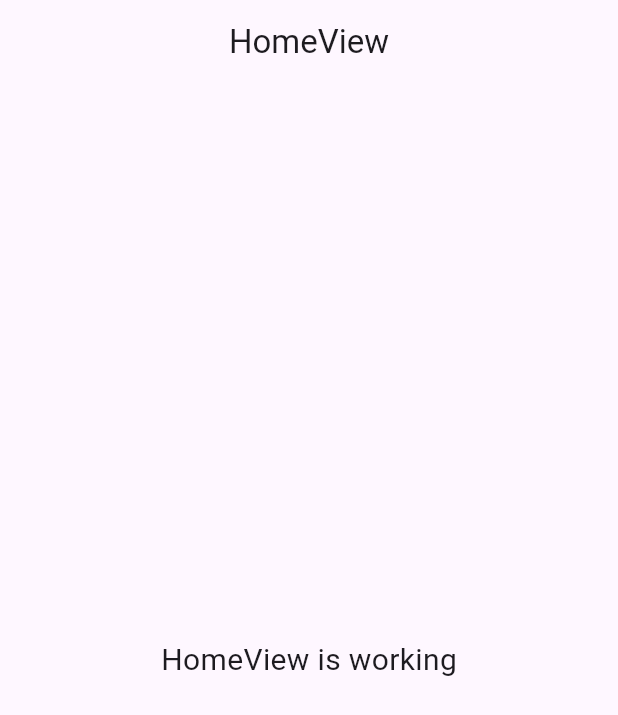
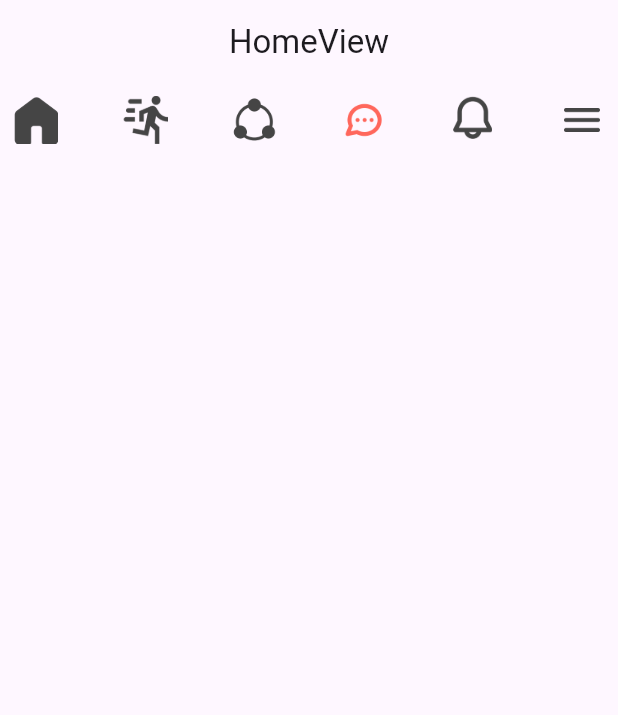
Before and after one commit to NafimAhmed/soulee-test, a Flutter app: the screen it shows after launch, on a phone screen of 412 x 824 dp. Shown: the top 715 px of the screen. Run offline on Flutter 3.47's test engine with Material 3 defaults, Android fonts, the phone set to English and light mode, and no system bars; our stand-ins replace get.

Commit message:
init commit

```diff
--- a/lib/app/modules/home/views/home_view.dart
+++ b/lib/app/modules/home/views/home_view.dart
@@ -13,12 +13,26 @@ class HomeView extends GetView<HomeController> {
         title: const Text('HomeView'),
         centerTitle: true,
       ),
-      body: const Center(
-        child: Text(
-          'HomeView is working',
-          style: TextStyle(fontSize: 20),
-        ),
-      ),
+      body: Column(
+        children: [
+
+          Row(
+            mainAxisAlignment: MainAxisAlignment.spaceBetween,
+
+            children: [
+
+              IconButton(onPressed: (){}, icon: Image.asset('assets/icons/home.png',height: 32,width: 32,)),
+              IconButton(onPressed: (){}, icon: Image.asset('assets/icons/run.png',height: 32,width: 32,)),
+              IconButton(onPressed: (){}, icon: Image.asset('assets/icons/round.png',height: 32,width: 32,)),
+              IconButton(onPressed: (){}, icon: Image.asset('assets/icons/chat.png',height: 32,width: 32,)),
+              IconButton(onPressed: (){}, icon: Image.asset('assets/icons/notification.png',height: 32,width: 32,)),
+              IconButton(onPressed: (){}, icon: Image.asset('assets/icons/more.png',height: 32,width: 32,)),
+            ],
+
+          )
+
+        ],
+      )
     );
   }
 }
--- a/pubspec.yaml
+++ b/pubspec.yaml
@@ -59,7 +59,8 @@ flutter:
   uses-material-design: true
 
   # To add assets to your application, add an assets section, like this:
-  # assets:
+  assets:
+    - assets/icons/
   #   - images/a_dot_burr.jpeg
   #   - images/a_dot_ham.jpeg
 
```
Also changed, not shown: assets/icons/chat.png (added), assets/icons/home.png (added), assets/icons/more.png (added), assets/icons/notification.png (added), assets/icons/round.png (added), assets/icons/run.png (added).
